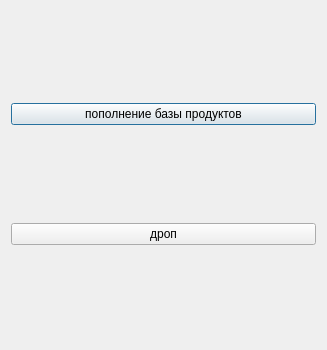
Above: 3F/product.ui from illalis/hackathon-URBNhack before the change. Below: the same form after it.
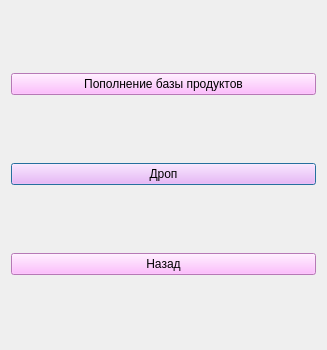
That is the form after the change.

Diff of the .ui file:
```diff
--- a/3F/product.ui
+++ b/3F/product.ui
@@ -14,17 +14,33 @@
    <string>Dialog</string>
   </property>
   <layout class="QGridLayout" name="gridLayout">
-   <item row="0" column="0">
-    <widget class="QPushButton" name="pushButton">
-     <property name="text">
-      <string>пополнение базы продуктов</string>
-     </property>
-    </widget>
-   </item>
    <item row="1" column="0">
     <widget class="QPushButton" name="pushButton_2">
+     <property name="styleSheet">
+      <string notr="true">background-color:rgb(255, 170, 255)</string>
+     </property>
      <property name="text">
-      <string>дроп</string>
+      <string>Дроп</string>
+     </property>
+    </widget>
+   </item>
+   <item row="0" column="0">
+    <widget class="QPushButton" name="pushButton">
+     <property name="styleSheet">
+      <string notr="true">background-color:rgb(255, 170, 255)</string>
+     </property>
+     <property name="text">
+      <string>Пополнение базы продуктов</string>
+     </property>
+    </widget>
+   </item>
+   <item row="2" column="0">
+    <widget class="QPushButton" name="pushButton_3">
+     <property name="styleSheet">
+      <string notr="true">background-color:rgb(255, 170, 255)</string>
+     </property>
+     <property name="text">
+      <string>Назад</string>
      </property>
     </widget>
    </item>
```
Left out of the diff: 2 changed lines with no effect on the pictures.
